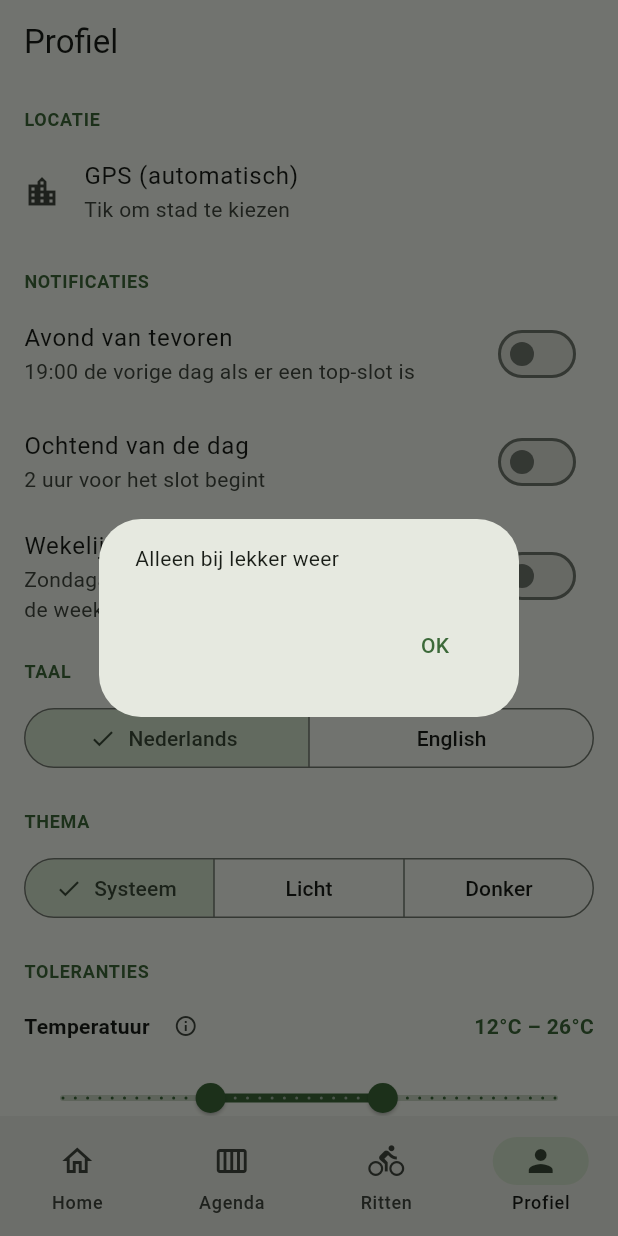
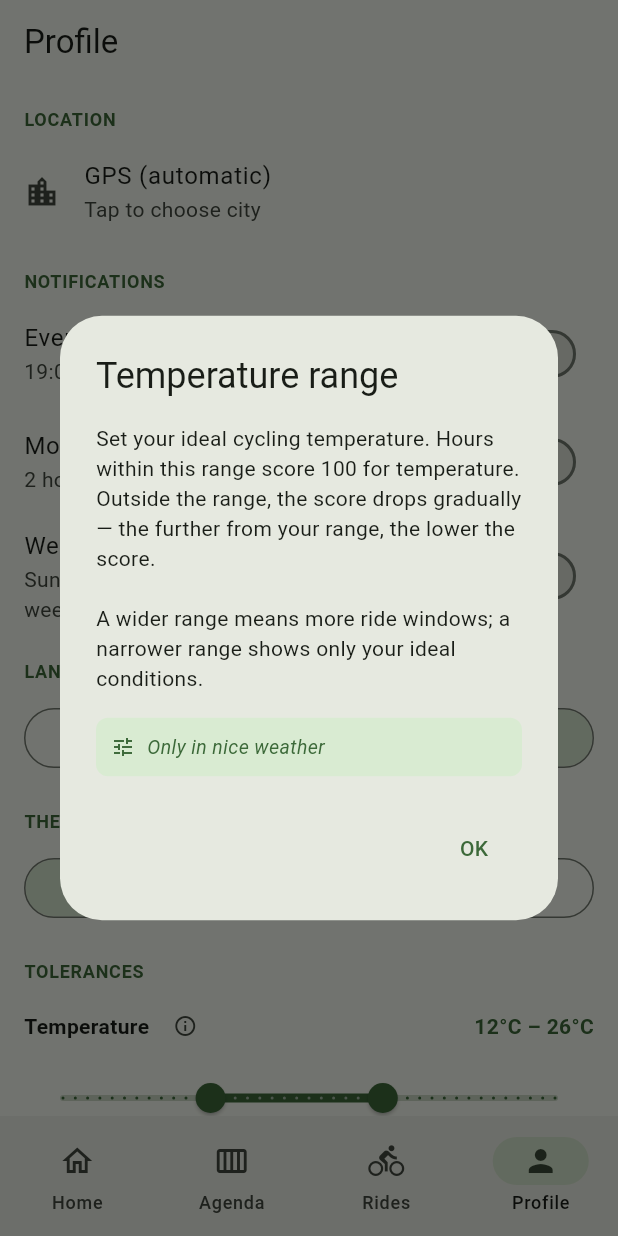
Before and after one commit to joostmouw/ridewindow, a Flutter app: the ProfileScreen screen opened by its route, after a tap on the "info outline" icon, on a phone screen of 412 x 824 dp. Run offline on Flutter 3.47's test engine with Material 3 defaults, Android fonts, the phone set to English and light mode, and no system bars; our stand-ins replace drift, drift_flutter, flutter_local_notifications, flutter_riverpod, flutter_timezone, freezed_annotation and 8 more; missing offline and left inert: extension_google_sign_in_as_googleapis_auth, googleapis, home_widget, workmanager; accounts and stored records are empty; generated files the repository leaves out were written again; network calls fail; statements that could not run were skipped.

Commit message:
fix: tolerance info dialogs, spotlight positioning, auto-detect locale
- Tolerance info buttons now show title + explanation + current setting
- Spotlight overlay centers tooltip for large targets (>40% screen)
- Rides screen hints delayed 500ms for proper layout measurement
- Default locale auto-detected from device language (NL→NL, else EN)

Co-Authored-By: Claude Opus 4.6 <noreply@anthropic.com>

```diff
--- a/lib/features/planned/planned_rides_screen.dart
+++ b/lib/features/planned/planned_rides_screen.dart
@@ -81,6 +81,8 @@ class _PlannedRidesScreenState extends ConsumerState<PlannedRidesScreen> {
   void initState() {
     super.initState();
     WidgetsBinding.instance.addPostFrameCallback((_) async {
+      // Delay to ensure ListView has laid out the first card for spotlight measurement
+      await Future.delayed(const Duration(milliseconds: 500));
       if (await shouldShowHint('rides') && mounted) {
         setState(() => _showHints = true);
       }
--- a/lib/features/profile/profile_screen.dart
+++ b/lib/features/profile/profile_screen.dart
@@ -382,6 +382,8 @@ class _ProfileScreenState extends ConsumerState<ProfileScreen> {
                     ),
                     _infoButton(
                       context,
+                      s.toleranceTempInfoTitle,
+                      s.toleranceTempInfo,
                       _tempRangeDescription(context, _tempMin, _tempMax),
                     ),
                     const Spacer(),
@@ -445,6 +447,8 @@ class _ProfileScreenState extends ConsumerState<ProfileScreen> {
                     ),
                     _infoButton(
                       context,
+                      s.toleranceRainInfoTitle,
+                      s.toleranceRainInfo,
                       _rainDescription(context, _rainMax),
                     ),
                     const Spacer(),
@@ -502,6 +506,8 @@ class _ProfileScreenState extends ConsumerState<ProfileScreen> {
                     ),
                     _infoButton(
                       context,
+                      s.toleranceWindInfoTitle,
+                      s.toleranceWindInfo,
                       _windDescription(context, _windMax),
                     ),
                     const Spacer(),
@@ -631,16 +637,47 @@ class _ProfileScreenState extends ConsumerState<ProfileScreen> {
 // Helper methods for contextual info descriptions
 // ---------------------------------------------------------------------------
 
-Widget _infoButton(BuildContext context, String description) {
+Widget _infoButton(BuildContext context, String title, String explanation, String currentDesc) {
   return IconButton(
     icon: Icon(Icons.info_outline, size: 16, color: Theme.of(context).colorScheme.onSurfaceVariant),
     padding: EdgeInsets.zero,
     constraints: const BoxConstraints(minWidth: 28, minHeight: 28),
-    tooltip: description,
+    tooltip: title,
     onPressed: () => showDialog<void>(
       context: context,
       builder: (_) => AlertDialog(
-        content: Text(description),
+        title: Text(title),
+        content: Column(
+          mainAxisSize: MainAxisSize.min,
+          crossAxisAlignment: CrossAxisAlignment.start,
+          children: [
+            Text(explanation),
+            const SizedBox(height: 16),
+            Container(
+              padding: const EdgeInsets.all(10),
+              decoration: BoxDecoration(
+                color: Theme.of(context).colorScheme.primaryContainer.withAlpha(80),
+                borderRadius: BorderRadius.circular(8),
+              ),
+              child: Row(
+                children: [
+                  Icon(Icons.tune, size: 16, color: Theme.of(context).colorScheme.primary),
+                  const SizedBox(width: 8),
+                  Expanded(
+                    child: Text(
+                      currentDesc,
+                      style: TextStyle(
+                        fontStyle: FontStyle.italic,
+                        color: Theme.of(context).colorScheme.primary,
+                        fontSize: 13,
+                      ),
+                    ),
+                  ),
+                ],
+              ),
+            ),
+          ],
+        ),
         actions: [
           TextButton(
             onPressed: () => Navigator.of(context).pop(),
--- a/lib/l10n/app_en.arb
+++ b/lib/l10n/app_en.arb
@@ -132,6 +132,13 @@
   "toleranceTemperature": "Temperature",
   "toleranceMaxRain": "Max. rain",
   "toleranceMaxWind": "Max. wind",
+
+  "toleranceTempInfoTitle": "Temperature range",
+  "toleranceTempInfo": "Set your ideal cycling temperature. Hours within this range score 100 for temperature. Outside the range, the score drops gradually — the further from your range, the lower the score.\n\nA wider range means more ride windows; a narrower range shows only your ideal conditions.",
+  "toleranceRainInfoTitle": "Rain tolerance",
+  "toleranceRainInfo": "Set the maximum rainfall per hour you're willing to ride in. Hours at or below this limit score 100 for rain. Above the limit, the score drops — heavier rain means a lower score.\n\nSet to 0 mm for only dry conditions, or higher if you don't mind some rain.",
+  "toleranceWindInfoTitle": "Wind tolerance",
+  "toleranceWindInfo": "Set the maximum wind speed you're comfortable cycling in. Hours at or below this limit score 100 for wind. Above the limit, the score drops — stronger wind means a lower score.\n\nHigher tolerance means more ride windows, but expect harder cycling.",
 
   "tempDescAllWeather": "You ride in almost any weather",
   "tempDescComfortable": "Comfortable cycling range",
--- a/lib/l10n/app_localizations.dart
+++ b/lib/l10n/app_localizations.dart
@@ -763,6 +763,42 @@ abstract class S {
   /// **'Max. wind'**
   String get toleranceMaxWind;
 
+  /// No description provided for @toleranceTempInfoTitle.
+  ///
+  /// In nl, this message translates to:
+  /// **'Temperatuurbereik'**
+  String get toleranceTempInfoTitle;
+
+  /// No description provided for @toleranceTempInfo.
+  ///
+  /// In nl, this message translates to:
+  /// **'Stel je ideale fietstemperatuur in. Uren binnen dit bereik scoren 100 voor temperatuur. Buiten het bereik daalt de score geleidelijk — hoe verder van je bereik, hoe lager de score.\n\nEen breder bereik geeft meer rijvensters; een smaller bereik toont alleen je ideale omstandigheden.'**
+  String get toleranceTempInfo;
+
+  /// No description provided for @toleranceRainInfoTitle.
+  ///
+  /// In nl, this message translates to:
+  /// **'Regentolerantie'**
+  String get toleranceRainInfoTitle;
+
+  /// No description provided for @toleranceRainInfo.
+  ///
+  /// In nl, this message translates to:
+  /// **'Stel de maximale neerslag per uur in waar je in wilt fietsen. Uren op of onder deze limiet scoren 100 voor regen. Boven de limiet daalt de score — meer regen betekent een lagere score.\n\nZet op 0 mm voor alleen droog weer, of hoger als je wat regen niet erg vindt.'**
+  String get toleranceRainInfo;
+
+  /// No description provided for @toleranceWindInfoTitle.
+  ///
+  /// In nl, this message translates to:
+  /// **'Windtolerantie'**
+  String get toleranceWindInfoTitle;
+
+  /// No description provided for @toleranceWindInfo.
+  ///
+  /// In nl, this message translates to:
+  /// **'Stel de maximale windsnelheid in waar je comfortabel in fietst. Uren op of onder deze limiet scoren 100 voor wind. Boven de limiet daalt de score — hardere wind betekent een lagere score.\n\nEen hogere tolerantie geeft meer rijvensters, maar verwacht zwaarder fietsen.'**
+  String get toleranceWindInfo;
+
   /// No description provided for @tempDescAllWeather.
   ///
   /// In nl, this message translates to:
--- a/lib/l10n/app_localizations_en.dart
+++ b/lib/l10n/app_localizations_en.dart
@@ -369,6 +369,27 @@ class SEn extends S {
 
   @override
   String get toleranceMaxWind => 'Max. wind';
+
+  @override
+  String get toleranceTempInfoTitle => 'Temperature range';
+
+  @override
+  String get toleranceTempInfo =>
+      'Set your ideal cycling temperature. Hours within this range score 100 for temperature. Outside the range, the score drops gradually — the further from your range, the lower the score.\n\nA wider range means more ride windows; a narrower range shows only your ideal conditions.';
+
+  @override
+  String get toleranceRainInfoTitle => 'Rain tolerance';
+
+  @override
+  String get toleranceRainInfo =>
+      'Set the maximum rainfall per hour you\'re willing to ride in. Hours at or below this limit score 100 for rain. Above the limit, the score drops — heavier rain means a lower score.\n\nSet to 0 mm for only dry conditions, or higher if you don\'t mind some rain.';
+
+  @override
+  String get toleranceWindInfoTitle => 'Wind tolerance';
+
+  @override
+  String get toleranceWindInfo =>
+      'Set the maximum wind speed you\'re comfortable cycling in. Hours at or below this limit score 100 for wind. Above the limit, the score drops — stronger wind means a lower score.\n\nHigher tolerance means more ride windows, but expect harder cycling.';
 
   @override
   String get tempDescAllWeather => 'You ride in almost any weather';
--- a/lib/l10n/app_nl.arb
+++ b/lib/l10n/app_nl.arb
@@ -158,6 +158,13 @@
   "toleranceTemperature": "Temperatuur",
   "toleranceMaxRain": "Max. neerslag",
   "toleranceMaxWind": "Max. wind",
+
+  "toleranceTempInfoTitle": "Temperatuurbereik",
+  "toleranceTempInfo": "Stel je ideale fietstemperatuur in. Uren binnen dit bereik scoren 100 voor temperatuur. Buiten het bereik daalt de score geleidelijk — hoe verder van je bereik, hoe lager de score.\n\nEen breder bereik geeft meer rijvensters; een smaller bereik toont alleen je ideale omstandigheden.",
+  "toleranceRainInfoTitle": "Regentolerantie",
+  "toleranceRainInfo": "Stel de maximale neerslag per uur in waar je in wilt fietsen. Uren op of onder deze limiet scoren 100 voor regen. Boven de limiet daalt de score — meer regen betekent een lagere score.\n\nZet op 0 mm voor alleen droog weer, of hoger als je wat regen niet erg vindt.",
+  "toleranceWindInfoTitle": "Windtolerantie",
+  "toleranceWindInfo": "Stel de maximale windsnelheid in waar je comfortabel in fietst. Uren op of onder deze limiet scoren 100 voor wind. Boven de limiet daalt de score — hardere wind betekent een lagere score.\n\nEen hogere tolerantie geeft meer rijvensters, maar verwacht zwaarder fietsen.",
 
   "tempDescAllWeather": "Je fietst in bijna elk weer",
   "tempDescComfortable": "Comfortabel fietsbereik",
--- a/lib/providers/profile_notifier.dart
+++ b/lib/providers/profile_notifier.dart
@@ -1,3 +1,5 @@
+import 'dart:ui' as ui;
+
 import 'package:riverpod_annotation/riverpod_annotation.dart';
 import 'package:shared_preferences/shared_preferences.dart';
 
@@ -102,7 +104,8 @@ class ProfileNotifier extends _$ProfileNotifier {
         .toList();
 
     final theme = prefs.getString(_keyTheme) ?? 'system';
-    final locale = prefs.getString(_keyLocale) ?? 'nl';
+    final systemLang = ui.PlatformDispatcher.instance.locale.languageCode;
+    final locale = prefs.getString(_keyLocale) ?? (systemLang == 'nl' ? 'nl' : 'en');
     final locationOverride = prefs.getString(_keyLocation);
     final userName = prefs.getString(_keyUserName);
     final notifEvening = prefs.getBool(_keyNotifEvening) ?? false;
--- a/pubspec.yaml
+++ b/pubspec.yaml
@@ -1,7 +1,7 @@
 name: ridewindow
 description: "RideWindow — cyclist-specific weather windows"
 publish_to: 'none'
-version: 1.0.7+8
+version: 1.0.8+9
 
 environment:
   sdk: ">=3.6.0 <4.0.0"
```
Also changed, not shown: lib/features/shared/screen_hint_overlay.dart (+11 -4 lines), lib/l10n/app_localizations_nl.dart (+21 -0 lines).
